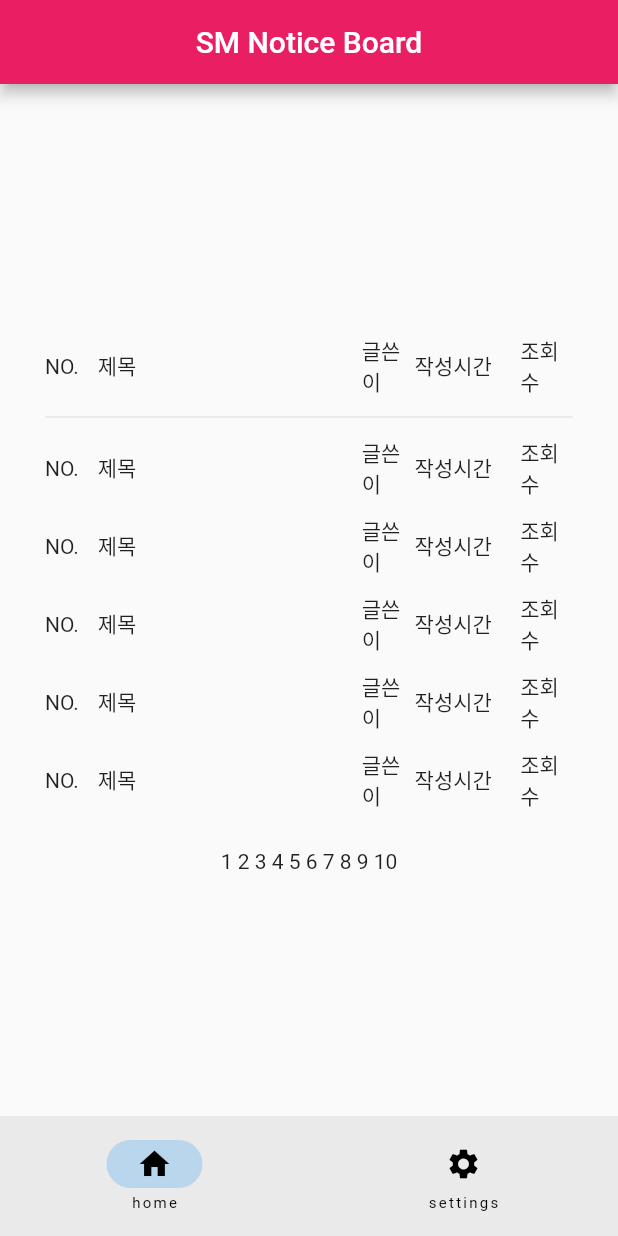
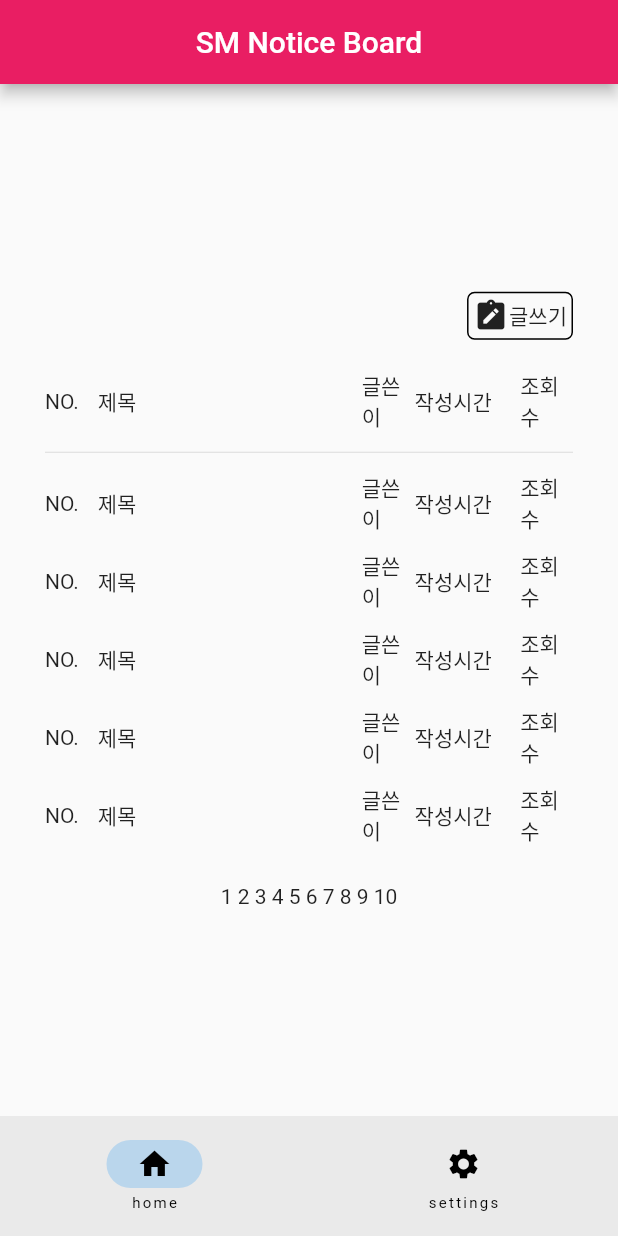
Before and after one commit to smpringles24/PP-FRONT-notice_board, a Flutter app: the screen it shows after launch, on a phone screen of 412 x 824 dp. Run offline on Flutter 3.47's test engine with Material 2 defaults, Android fonts, the light colour scheme and no system bars.

Commit message:
:sparkles: UI make - '글쓰기'button
.

```diff
--- a/lib/home/home_screen.dart
+++ b/lib/home/home_screen.dart
@@ -11,15 +11,38 @@ class HomeScreen extends StatelessWidget {
         title: const Text('SM Notice Board'),
         backgroundColor: Colors.pink,
       ),
-      body: const Column(
+      body: Column(
         mainAxisAlignment: MainAxisAlignment.center,
         children: [
           Padding(
-            padding: EdgeInsets.symmetric(horizontal: 30, vertical: 20),
+            padding: const EdgeInsets.symmetric(horizontal: 30, vertical: 20),
             child: Expanded(
               child: Column(
                 children: [
-                  SizedBox(
+                  Row(
+                    mainAxisAlignment: MainAxisAlignment.end,
+                    children: [
+                      InkWell(
+                        onTap: () {},
+                        child: Container(
+                          decoration: BoxDecoration(
+                            border: Border.all(color: Colors.black),
+                            borderRadius: BorderRadius.circular(5),
+                          ),
+                          padding: const EdgeInsets.all(3),
+                          child: const Row(
+                            mainAxisSize: MainAxisSize.min,
+                            children: [
+                              Icon(Icons.note_alt),
+                              Text('글쓰기'),
+                            ],
+                          ),
+                        ),
+                      ),
+                    ],
+                  ),
+                  const SizedBox(height: 15),
+                  const SizedBox(
                     child: Column(
                       mainAxisAlignment: MainAxisAlignment.center,
                       children: [
@@ -30,10 +53,11 @@ class HomeScreen extends StatelessWidget {
                         _ListviewTile(),
                         _ListviewTile(),
                         _ListviewTile(),
-                        ]),
+                      ],
                     ),
-                  SizedBox(height: 20),
-                  SizedBox(
+                  ),
+                  const SizedBox(height: 20),
+                  const SizedBox(
                     child: Text('1 2 3 4 5 6 7 8 9 10'),
                   ),
                 ],
```
Lines whose indentation alone changed are shown as unchanged.
